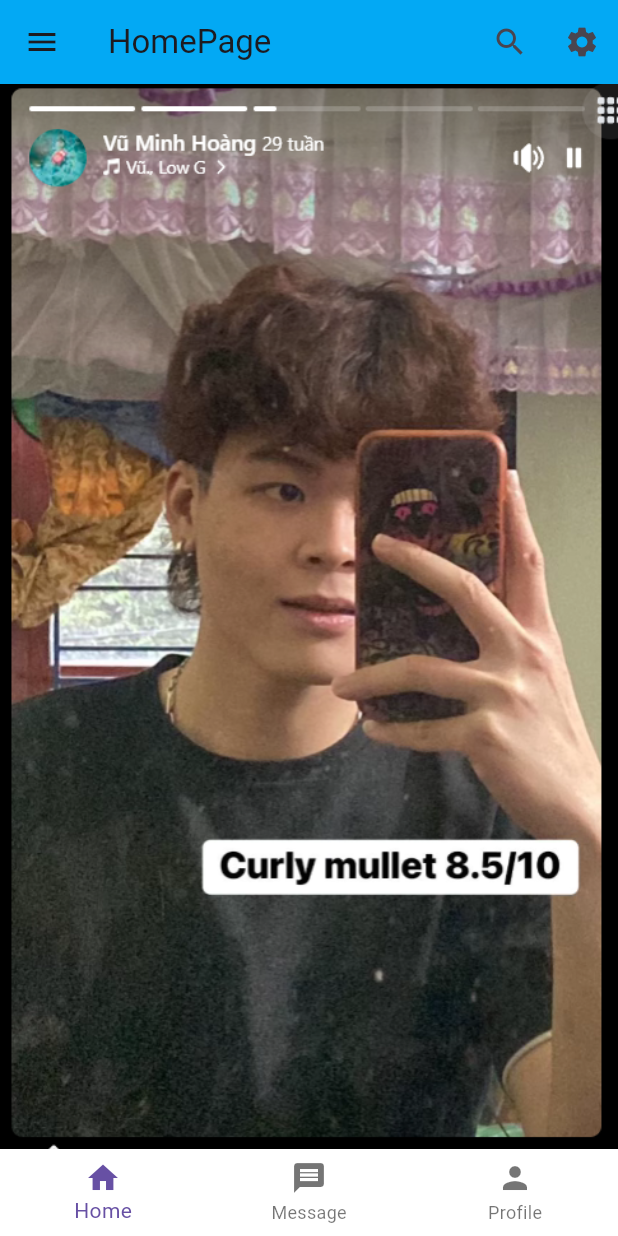
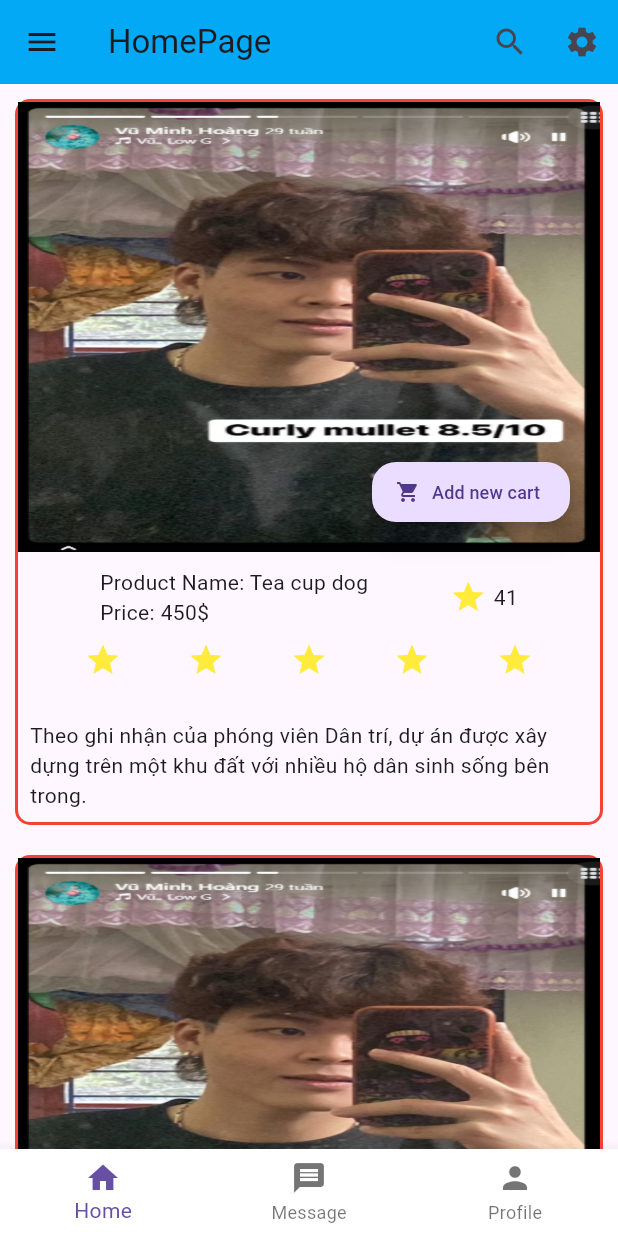
Before and after one commit to PeoNoPro/PRM392, a Flutter app: the screen it shows after launch, on a phone screen of 412 x 824 dp. Run offline on Flutter 3.47's test engine with Material 3 defaults, Android fonts, the phone set to English and light mode, and no system bars.

Commit message:
Them list product, chinh sua kich thuoc, stack noi dung

```diff
--- a/lap_2_thiet_ke_giao_dien/lib/main.dart
+++ b/lap_2_thiet_ke_giao_dien/lib/main.dart
@@ -2,7 +2,6 @@ import 'package:flutter/material.dart';
 import 'views/homepage/body.dart';
 import 'views/homepage/footer.dart';
 import 'views/homepage/header.dart';
-
 void main() {
   runApp(const MyApp());
 }
@@ -15,7 +14,7 @@ class MyApp extends StatelessWidget{
       debugShowCheckedModeBanner: false,
       home: Scaffold(
         appBar: buildHomePageHeader(),
-        body: buildHomePageBody(),
+        body: HomePageBody(),
         bottomNavigationBar: buildHomePageFooter(),
 
       ),
--- a/lap_2_thiet_ke_giao_dien/lib/views/homepage/body.dart
+++ b/lap_2_thiet_ke_giao_dien/lib/views/homepage/body.dart
@@ -1,9 +1,121 @@
 import 'package:flutter/material.dart';
 
-Widget buildHomePageBody(){
-  return SizedBox.expand(
-    child: Image.asset("assets/images/avatar.png",
-    fit: BoxFit.cover,
+class HomePageBody extends StatelessWidget {
+  const HomePageBody({super.key});
+
+  @override
+  Widget build(BuildContext context) {
+    return ListView(
+      children: [
+        for (int i = 1; i <= 5; i++)
+          buildProductItem(),
+      ],
+    );
+  }
+}
+
+Widget buildProductItem() {
+  return Padding(
+    padding: const EdgeInsets.all(10),
+    child: Container(
+      width: double.infinity,
+      decoration: BoxDecoration(
+        border: Border.all(width: 2, color: Colors.red),
+        borderRadius: BorderRadius.circular(10),
+      ),
+      child: Column(
+        children: [
+          // Product Image
+          SizedBox(
+            width: double.infinity,
+            height: 300,
+            child: Stack(
+              children: [
+                SizedBox(
+                  width: double.infinity,
+                  height: 300,
+                  child: Image.asset(
+                    "assets/images/avatar.png",
+                    fit: BoxFit.fill,
+                  ),
+                ),
+
+                Align(
+                  alignment: Alignment.bottomRight,
+                  child: Padding(
+                    padding: const EdgeInsets.all(20),
+                    child: SizedBox(
+                      height: 40,
+                      child: FloatingActionButton.extended(
+                        onPressed: () {},
+                        label: const Text(
+                          "Add new cart",
+                          style: TextStyle(fontSize: 12),
+                        ),
+                        icon: const Icon(
+                          Icons.shopping_cart,
+                          size: 16,
+                        ),
+                      ),
+                    ),
+                  ),
+                ),
+              ],
+            ),
+          ),
+
+          const SizedBox(height: 10),
+
+          // Product name, price, like
+          Row(
+            mainAxisAlignment: MainAxisAlignment.spaceEvenly,
+            children: [
+              const Column(
+                crossAxisAlignment: CrossAxisAlignment.start,
+                children: [
+                  Text("Product Name: Tea cup dog"),
+                  Text("Price: 450\$"),
+                ],
+              ),
+
+              const Row(
+                children: [
+                  Icon(
+                    Icons.star,
+                    color: Colors.yellow,
+                  ),
+                  SizedBox(width: 5),
+                  Text("41"),
+                ],
+              ),
+            ],
+          ),
+
+          const SizedBox(height: 10),
+
+          // List Icons
+          Row(
+            mainAxisAlignment: MainAxisAlignment.spaceEvenly,
+            children: [
+              for (int i = 1; i <= 5; i++)
+                const Icon(
+                  Icons.star,
+                  color: Colors.yellow,
+                ),
+            ],
+          ),
+
+          const SizedBox(height: 20),
+
+          // Product Description
+          const Padding(
+            padding: EdgeInsets.all(8.0),
+            child: Text(
+              "Theo ghi nhận của phóng viên Dân trí, dự án được xây dựng trên một khu đất với nhiều hộ dân sinh sống bên trong.",
+            ),
+          ),
+        ],
+      ),
     ),
   );
 }
--- a/lap_2_thiet_ke_giao_dien/pubspec.yaml
+++ b/lap_2_thiet_ke_giao_dien/pubspec.yaml
@@ -19,7 +19,7 @@ publish_to: 'none' # Remove this line if you wish to publish to pub.dev
 version: 1.0.0+1
 
 environment:
-  sdk: ^3.11.5
+  sdk: ^3.9.5
 
 # Dependencies specify other packages that your package needs in order to work.
 # To automatically upgrade your package dependencies to the latest versions
```
Also changed, not shown: lap_2_thiet_ke_giao_dien/pubspec.lock.
